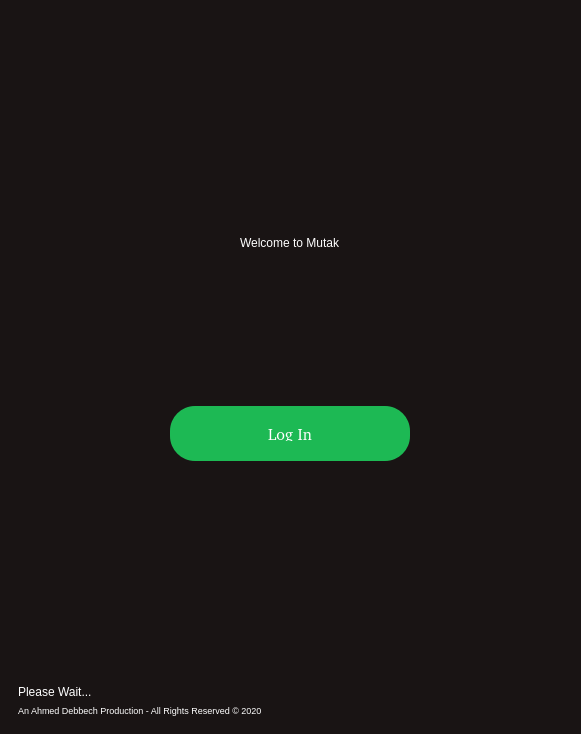
Qt form mutak/mainwindow.ui (ahmed-debbech/mutak) before a commit.
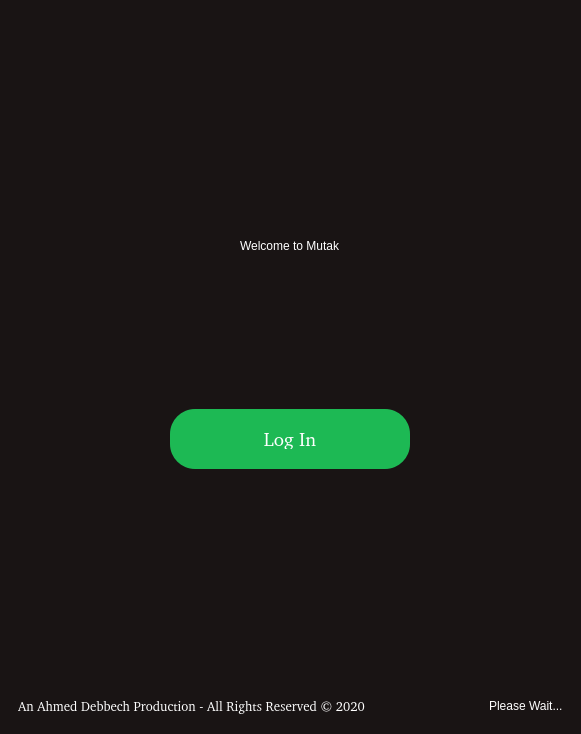
The same form after that commit.

Commit message: Fix graphics and fonts in UI

What changed in the file:
```diff
--- a/mutak/mainwindow.ui
+++ b/mutak/mainwindow.ui
@@ -96,8 +96,8 @@
           </property>
           <property name="font">
            <font>
-            <family>://resources/fonts/GothamBoldItalic.ttf</family>
-            <pointsize>12</pointsize>
+            <family>://resources/fonts/Gotham-UltraItalic.otf</family>
+            <pointsize>14</pointsize>
             <weight>50</weight>
             <italic>false</italic>
             <bold>false</bold>
@@ -110,8 +110,8 @@
 border-radius: 25px;
   padding: 20px;
   width: 200px;
-  height: 15px;
-font: 12pt  '://resources/fonts/GothamBoldItalic.ttf';
+  height: 20px;
+font: 14pt '://resources/fonts/Gotham-UltraItalic.otf';
  }
 #loginButton:hover {
 	background-color: #3AE476;
@@ -139,24 +139,16 @@
          </spacer>
         </item>
         <item>
-         <widget class="QLabel" name="wait_label">
-          <property name="enabled">
-           <bool>true</bool>
-          </property>
-          <property name="styleSheet">
-           <string notr="true">color: white;
-font: 14pt  '://resources/fonts/GothamBook.ttf';</string>
-          </property>
-          <property name="text">
-           <string>Please Wait...</string>
-          </property>
-         </widget>
-        </item>
+         <layout class="QHBoxLayout" name="horizontalLayout_3">
         <item>
          <widget class="QLabel" name="copyright">
           <property name="font">
            <font>
-            <pointsize>7</pointsize>
+              <family>://resources/fonts/Gotham-XLight.otf</family>
+              <pointsize>10</pointsize>
+              <weight>50</weight>
+              <italic>false</italic>
+              <bold>false</bold>
            </font>
           </property>
           <property name="layoutDirection">
@@ -174,6 +166,35 @@
           </property>
          </widget>
         </item>
+          <item>
+           <spacer name="horizontalSpacer_5">
+            <property name="orientation">
+             <enum>Qt::Horizontal</enum>
+            </property>
+            <property name="sizeHint" stdset="0">
+             <size>
+              <width>40</width>
+              <height>20</height>
+             </size>
+            </property>
+           </spacer>
+          </item>
+          <item>
+           <widget class="QLabel" name="wait_label">
+            <property name="enabled">
+             <bool>true</bool>
+            </property>
+            <property name="styleSheet">
+             <string notr="true">color: white;
+font: 14pt  '://resources/fonts/GothamBook.ttf';</string>
+            </property>
+            <property name="text">
+             <string>Please Wait...</string>
+            </property>
+           </widget>
+          </item>
+         </layout>
+        </item>
        </layout>
       </widget>
       <widget class="QWidget" name="page_2">
```
Left out of the diff: 19 changed lines with no effect on the pictures. Lines whose indentation alone changed are shown as unchanged. The commit also changes 4 other files.
